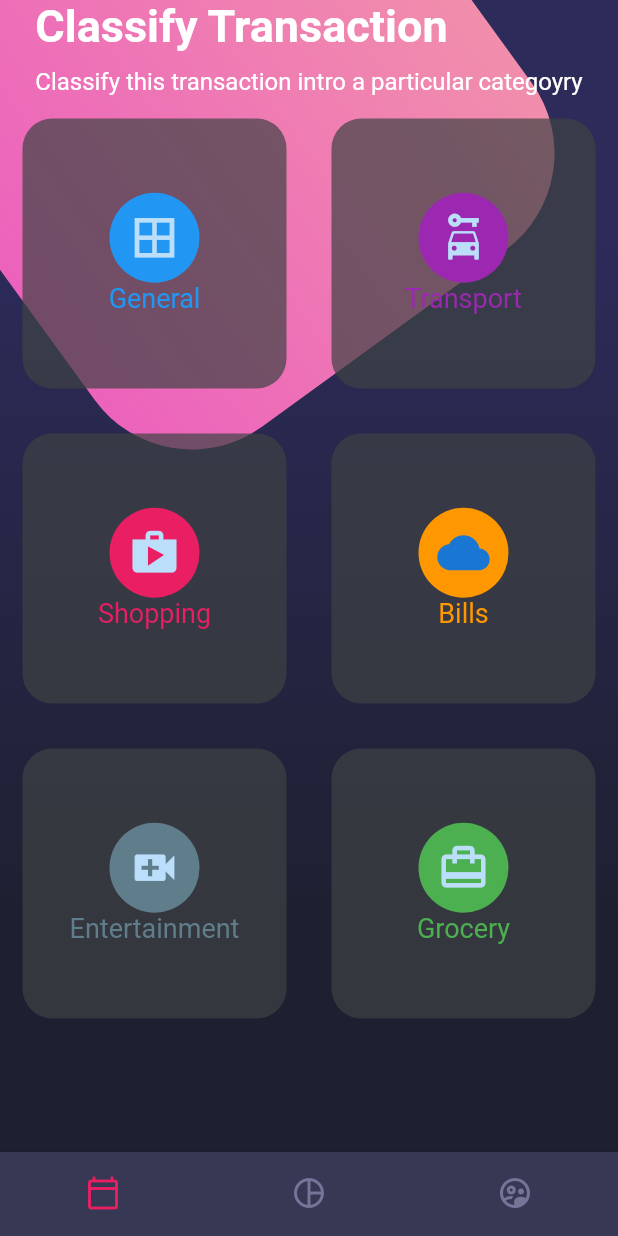
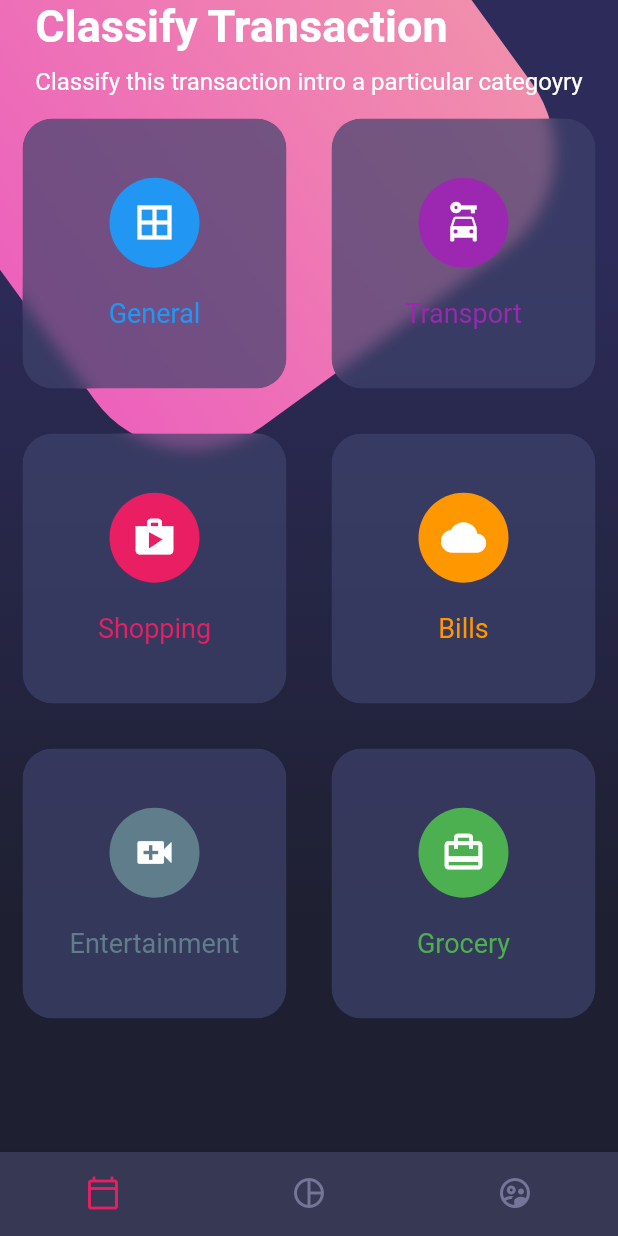
Before and after one commit to aydin-due/designs, a Flutter app: the screen it shows after launch, on a phone screen of 412 x 824 dp. Run offline on Flutter 3.47's test engine with Material 2 defaults, Android fonts, the phone set to English and light mode, and no system bars.

Commit message:
complex design - blur

```diff
--- a/lib/main.dart
+++ b/lib/main.dart
@@ -16,6 +16,7 @@ class MyApp extends StatelessWidget {
       debugShowCheckedModeBanner: false,
       title: 'Material App',
       initialRoute: 'home_screen',
+      theme: ThemeData.dark(),
       routes: {
         'basic_design': (_) => BasicDesignScreen(),
         'scroll_design': (_) => ScrollDesignScreen(),
--- a/lib/widgets/card_table.dart
+++ b/lib/widgets/card_table.dart
@@ -1,3 +1,5 @@
+import 'dart:ui';
+
 import 'package:flutter/material.dart';
 
 class CardTable extends StatelessWidget {
@@ -35,10 +37,15 @@ class _Card extends StatelessWidget {
   @override
   Widget build(BuildContext context) {
     return Container(
-      margin: EdgeInsets.all(15),
+      margin: const EdgeInsets.all(15),
+      child: ClipRRect( // para q el blur se aplique solo al contenedor y no a todo lo demas
+      borderRadius: BorderRadius.circular(20),
+        child: BackdropFilter(
+          filter: ImageFilter.blur(sigmaX: 5, sigmaY: 5),
+          child: Container(
             height: 180,
             decoration: BoxDecoration(
-          color: Color.fromRGBO(62, 66, 67, 0.7),
+                color: const Color.fromRGBO(62, 66, 107, 0.7),
                 borderRadius: BorderRadius.circular(20)),
             child: Column(
               mainAxisAlignment: MainAxisAlignment.center,
@@ -48,15 +55,20 @@ class _Card extends StatelessWidget {
                   radius: 30,
                   child: Icon(
                     icon,
-              size: 35,
+                    size: 30,
+                    color: Colors.white,
                   ),
                 ),
+                const SizedBox(height: 20,),
                 Text(
                   text,
                   style: TextStyle(color: color, fontSize: 18),
                 )
               ],
             ),
+          ),
+        ),
+      ),
     );
   }
 }
```
Lines whose indentation alone changed are shown as unchanged.
